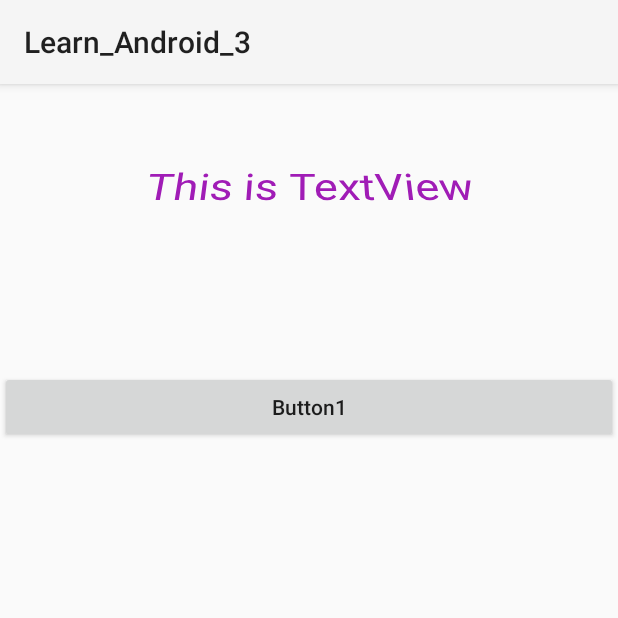
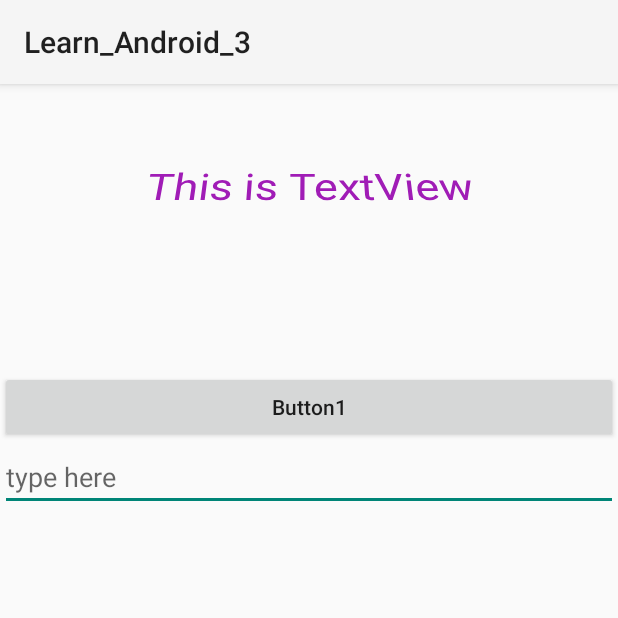
Before and after one commit to zzmeow0516/Learn_Android_3, an Android app: the screen it shows after launch (MainActivity), after a tap on "Button1", on a phone screen of 412 x 824 dp, the top half of it. Run offline under Robolectric (Android 15) with nearby library versions, the phone set to English and light mode, and no system bars.

Commit message:
add EditView

```diff
--- a/app/src/main/java/com/example/learn_android_3/MainActivity.kt
+++ b/app/src/main/java/com/example/learn_android_3/MainActivity.kt
@@ -4,6 +4,8 @@ import android.os.Bundle
 import android.util.Log
 import android.view.View
 import android.widget.Button
+import android.widget.EditText
+import android.widget.Toast
 import androidx.activity.enableEdgeToEdge
 import androidx.appcompat.app.AppCompatActivity
 import androidx.core.view.ViewCompat
@@ -27,7 +29,14 @@ class MainActivity : AppCompatActivity(), View.OnClickListener {
 
     override fun onClick(v: View?) {
         when (v?.id) {
-            R.id.button1 -> Log.v(TAG, "we click button1")
+            R.id.button1 ->
+            {
+                Log.v(TAG, "we click button1")
+                val editText1: EditText = findViewById(R.id.editText1)
+                //实际上调用的却是EditText的getText()方法,不过在kotlin中可以这样写（语法糖）
+                val inputText = editText1.text.toString()
+                Toast.makeText(this, inputText, Toast.LENGTH_SHORT).show()
+            }
         }
     }
 }
--- a/app/src/main/res/layout/activity_main.xml
+++ b/app/src/main/res/layout/activity_main.xml
@@ -23,4 +23,12 @@
         android:text="Button1"
         android:textAllCaps="false"/>
 
+    <EditText
+        android:id="@+id/editText1"
+        android:layout_width="match_parent"
+        android:layout_height="wrap_content"
+        android:hint="type here"
+        android:maxLines="2"
+        />
+
 </LinearLayout>
```
